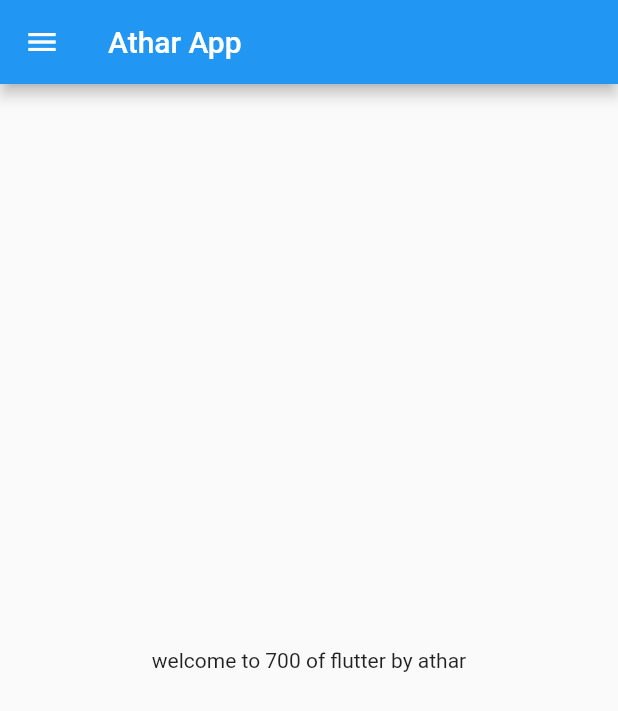
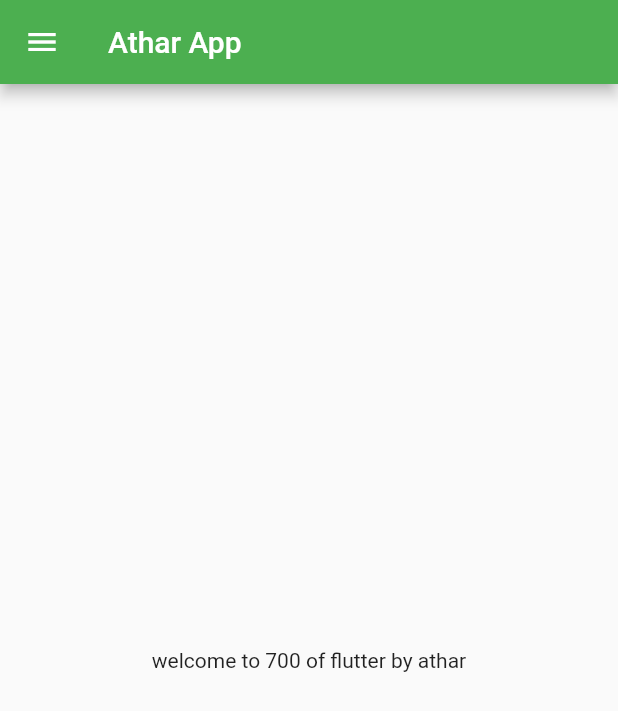
Before and after one commit to mdathar4403/Flutter_In_30Days, a Flutter app: the screen it shows after launch, on a phone screen of 412 x 824 dp. Shown: the top 711 px of the screen. Run offline on Flutter 3.47's test engine with Material 2 defaults, Android fonts, the phone set to English and light mode, and no system bars.

Commit message:
day 3 completed

```diff
--- a/lib/main.dart
+++ b/lib/main.dart
@@ -1,5 +1,6 @@
 import 'package:flutter/material.dart';
-import 'package:flutter_application_1/home_page.dart';
+import 'package:flutter_application_1/pages/home_page.dart';
+import 'package:flutter_application_1/pages/login_page.dart';
 
 void main() {
   runApp(MyApp());
@@ -9,7 +10,17 @@ class MyApp extends StatelessWidget {
   @override
   Widget build(BuildContext context) {
     return MaterialApp(
-      home: HomePage(),
+      themeMode: ThemeMode.light,
+      theme: ThemeData(primarySwatch: Colors.green),
+      darkTheme: ThemeData(
+        brightness: Brightness.dark,
+      ),
+      initialRoute: "/home",
+      routes: {
+        "/": (context) => LoginPage(),
+        "/home": (context) => HomePage(),
+        "/Login": (context) => LoginPage(),
+      },
     );
   }
 }
```
Also changed, not shown: lib/pages/login_page.dart (added, +20 -0 lines), lib/pages/home_page.dart (renamed from lib/home_page.dart).
